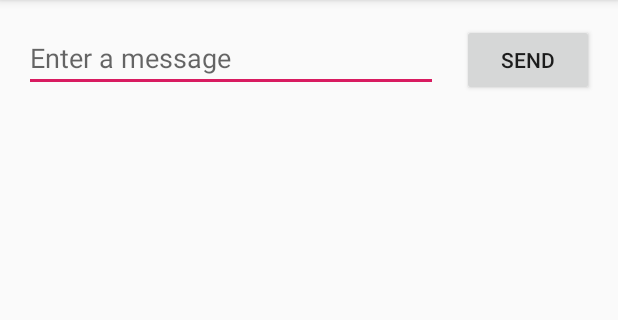
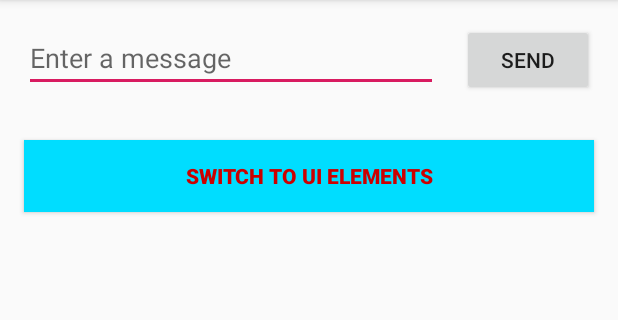
Before and after one commit to Dromzel/playground, an Android app: the screen it shows after launch (MainActivity), on a phone screen of 412 x 824 dp, the part 84-404 px from its top. Run offline under Robolectric (Android 15) with nearby library versions, the phone set to English and light mode, and no system bars.

Commit message:
Spielereien mit Komponenten & Datumsauswahl

```diff
--- a/app/src/main/java/de/mvo/playground/MainActivity.java
+++ b/app/src/main/java/de/mvo/playground/MainActivity.java
@@ -27,4 +27,8 @@ public class MainActivity extends AppCompatActivity {
         intent.putExtra(EXTRA_MESSAGE, message.isEmpty() ? "Keine Eingabe" : message);
         startActivity(intent);
     }
+
+    public void showUiActivity(View view) {
+        startActivity(new Intent(this, UiElementsActivity.class));
+    }
 }
--- a/app/src/main/res/layout/activity_main.xml
+++ b/app/src/main/res/layout/activity_main.xml
@@ -37,4 +37,23 @@
         app:layout_constraintStart_toEndOf="@+id/editText"
         tools:text="@string/button_send" />
 
+    <Button
+        android:id="@+id/showUiElementsButton"
+        android:layout_width="0dp"
+        android:layout_height="48dp"
+        android:layout_marginStart="16dp"
+        android:layout_marginLeft="16dp"
+        android:layout_marginTop="32dp"
+        android:layout_marginEnd="16dp"
+        android:layout_marginRight="16dp"
+        android:background="@android:color/holo_blue_bright"
+        android:onClick="showUiActivity"
+        android:text="@string/button_ui"
+        android:textColor="@android:color/holo_red_dark"
+        android:textStyle="bold"
+        app:layout_constraintEnd_toEndOf="parent"
+        app:layout_constraintStart_toStartOf="parent"
+        app:layout_constraintTop_toBottomOf="@+id/editText"
+        tools:text="@string/button_ui" />
+
 </android.support.constraint.ConstraintLayout>
--- a/app/src/main/res/values/strings.xml
+++ b/app/src/main/res/values/strings.xml
@@ -2,4 +2,9 @@
     <string name="app_name">Playground</string>
     <string name="button_send">Send</string>
     <string name="edit_message">Enter a message</string>
+    <string name="activity_two">Overview</string>
+    <string name="activity_ui">Choose a timespan!</string>
+    <string name="button_ui">Switch to UI elements</string>
+    <string name="datepicker_from">From...</string>
+    <string name="datepicker_to">To...</string>
 </resources>
```
Also changed, not shown: app/src/main/AndroidManifest.xml (+8 -2 lines), app/src/main/java/de/mvo/playground/UiElementsActivity.java (added, +43 -0 lines), app/src/main/res/layout/activity_display_message.xml (+32 -3 lines), app/src/main/res/layout/activity_ui_elements.xml (added, +46 -0 lines).
